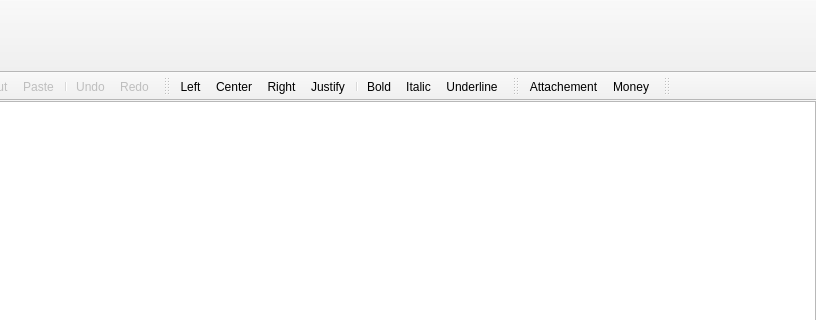
The window that Mail/maileditorwindow.ui (InvictusInnovations/keyhotee) describes before a commit, drawn with Qt 5; both pictures show x 125 to 941 and y 0 to 320 of the 941 by 600 pixel window.
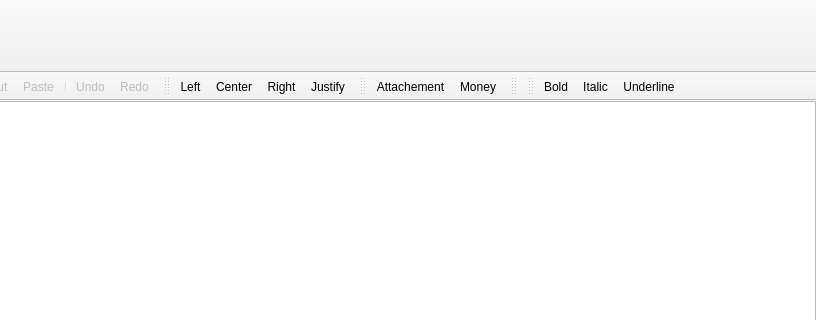
The same window after the commit. Icons and pictures are not drawn.

Commit message: [BW]: [NIP] Further mail editor development: implemented window title update, text adjust & formatting slot connections.

What changed in the file:
```diff
--- a/Mail/maileditorwindow.ui
+++ b/Mail/maileditorwindow.ui
@@ -137,10 +137,6 @@
    <addaction name="actionCenter"/>
    <addaction name="actionRight"/>
    <addaction name="actionJustify"/>
-   <addaction name="separator"/>
-   <addaction name="actionBold"/>
-   <addaction name="actionItalic"/>
-   <addaction name="actionUnderline"/>
   </widget>
   <widget class="QToolBar" name="mailToolBar">
    <property name="windowTitle">
@@ -166,6 +162,20 @@
     <bool>false</bool>
    </attribute>
   </widget>
+  <widget class="QToolBar" name="formatToolBar">
+   <property name="windowTitle">
+    <string>Format</string>
+   </property>
+   <attribute name="toolBarArea">
+    <enum>TopToolBarArea</enum>
+   </attribute>
+   <attribute name="toolBarBreak">
+    <bool>false</bool>
+   </attribute>
+   <addaction name="actionBold"/>
+   <addaction name="actionItalic"/>
+   <addaction name="actionUnderline"/>
+  </widget>
   <action name="actionSave">
    <property name="enabled">
     <bool>false</bool>
```
Left out of the diff: 74 changed lines with no effect on the pictures. The commit also changes 5 other files.
